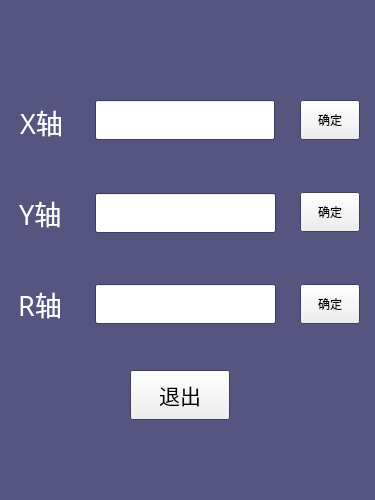
Old version of the form A66-app/manualadjustdate.ui in the repository Tetraelc/A66_PRO.
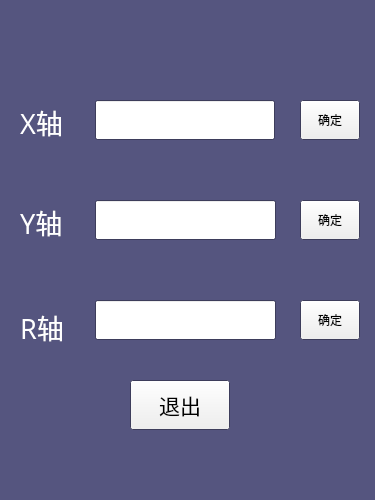
New version of the form. Icons and pictures are not drawn.

Patch:
```diff
--- a/A66-app/manualadjustdate.ui
+++ b/A66-app/manualadjustdate.ui
@@ -108,7 +108,7 @@
    <property name="geometry">
     <rect>
      <x>95</x>
-     <y>284</y>
+     <y>300</y>
      <width>181</width>
      <height>40</height>
     </rect>
@@ -159,7 +159,7 @@
    <property name="geometry">
     <rect>
      <x>95</x>
-     <y>193</y>
+     <y>200</y>
      <width>181</width>
      <height>40</height>
     </rect>
@@ -174,8 +174,8 @@
   <widget class="QLabel" name="label_37">
    <property name="geometry">
     <rect>
-     <x>18</x>
-     <y>283</y>
+     <x>20</x>
+     <y>306</y>
      <width>81</width>
      <height>41</height>
     </rect>
@@ -193,8 +193,8 @@
   <widget class="QLabel" name="label_39">
    <property name="geometry">
     <rect>
-     <x>19</x>
-     <y>197</y>
+     <x>20</x>
+     <y>206</y>
      <width>81</width>
      <height>31</height>
     </rect>
@@ -213,7 +213,7 @@
    <property name="geometry">
     <rect>
      <x>130</x>
-     <y>370</y>
+     <y>380</y>
      <width>100</width>
      <height>50</height>
     </rect>
@@ -315,7 +315,7 @@
    <property name="geometry">
     <rect>
      <x>300</x>
-     <y>192</y>
+     <y>200</y>
      <width>60</width>
      <height>40</height>
     </rect>
@@ -366,7 +366,7 @@
    <property name="geometry">
     <rect>
      <x>300</x>
-     <y>284</y>
+     <y>300</y>
      <width>60</width>
      <height>40</height>
     </rect>
```
Left out of the diff: 6 changed lines with no effect on the pictures.
